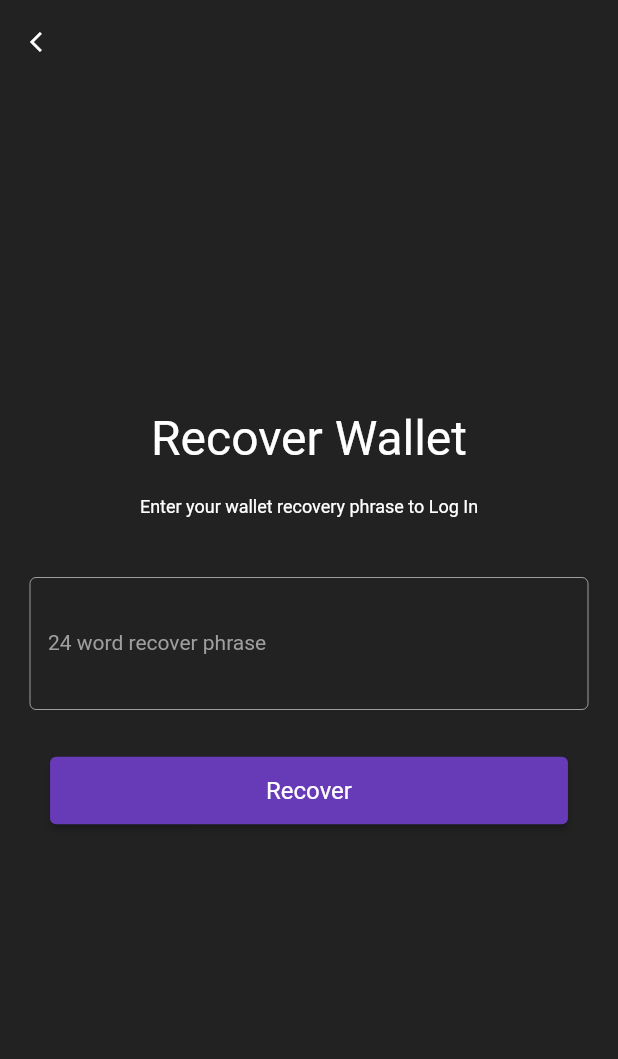
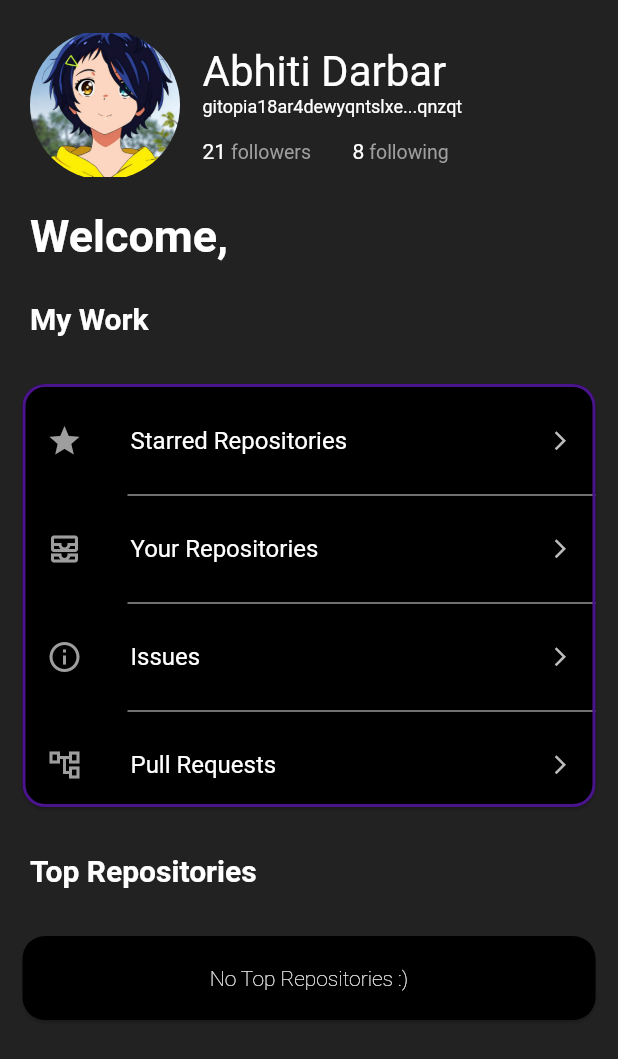
Before and after one commit to abhitidarbar/Gitopia-Mobile-Client, a Flutter app: the RecoverExistingWallet screen opened directly, after a tap on "Recover", on a phone screen of 412 x 824 dp. Shown: the top 1059 px of the screen. Run offline on Flutter 3.47's test engine with Material 2 defaults, Android fonts, the phone set to English and light mode, and no system bars; our stand-ins replace shared_preferences; accounts and stored records are empty.

Commit message:
Added home page

```diff
--- a/lib/pages/download_backup.dart
+++ b/lib/pages/download_backup.dart
@@ -1,3 +1,4 @@
+import 'package:excalibur/pages/home_page.dart';
 import 'package:flutter/cupertino.dart';
 import 'package:flutter/material.dart';
 
@@ -171,7 +172,14 @@ class _DownloadBackupState extends State<DownloadBackup> {
               ),
               ElevatedButton(
                 child: const Text('Done'),
-                onPressed: () {},
+                onPressed: () {
+                  Navigator.pushReplacement(
+                    context,
+                    MaterialPageRoute(
+                      builder: (BuildContext context) => const HomePage(),
+                    ),
+                  );
+                },
                 style: ButtonStyle(
                   backgroundColor: MaterialStateProperty.all(
                     Colors.deepPurple,
--- /dev/null
+++ b/lib/pages/home_page.dart
@@ -0,0 +1,297 @@
+import 'package:flutter/cupertino.dart';
+import 'package:flutter/material.dart';
+
+class HomePage extends StatefulWidget {
+  const HomePage({Key? key, this.title}) : super(key: key);
+
+  final String? title;
+
+  @override
+  _HomePageState createState() => _HomePageState();
+}
+
+class _HomePageState extends State<HomePage> {
+  TextEditingController personalTokenController = TextEditingController();
+
+  @override
+  Widget build(BuildContext context) {
+    return Container(
+      decoration: const BoxDecoration(
+        color: Colors.black87,
+      ),
+      child: Scaffold(
+        backgroundColor: Colors.transparent,
+        body: Center(
+          child: ListView(
+            children: [
+              const SizedBox(
+                height: 20.0,
+              ),
+              Row(
+                mainAxisAlignment: MainAxisAlignment.spaceBetween,
+                children: [
+                  Row(
+                    children: [
+                      const SizedBox(
+                        width: 20.0,
+                      ),
+                      GestureDetector(
+                        onTap: () {},
+                        child: const Hero(
+                          tag: "user-avatar",
+                          child: ClipRRect(
+                            borderRadius:
+                                BorderRadius.all(Radius.circular(100.0)),
+                            child: Image(
+                              height: 100.0,
+                              width: 100.0,
+                              image: AssetImage('assets/user-avatar.png'),
+                            ),
+                          ),
+                        ),
+                      ),
+                      const SizedBox(
+                        width: 15.0,
+                      ),
+                      Column(
+                        mainAxisAlignment: MainAxisAlignment.start,
+                        crossAxisAlignment: CrossAxisAlignment.start,
+                        children: [
+                          RichText(
+                            text: const TextSpan(
+                              text: 'Abhiti Darbar',
+                              style: TextStyle(
+                                fontSize: 28.0,
+                                color: Colors.white,
+                              ),
+                            ),
+                          ),
+                          RichText(
+                            text: const TextSpan(
+                              text: 'gitopia18ar4dewyqntslxe...qnzqt',
+                              style: TextStyle(
+                                fontSize: 12.0,
+                                color: Colors.white,
+                              ),
+                            ),
+                          ),
+                          const SizedBox(
+                            height: 15.0,
+                          ),
+                          RichText(
+                            text: const TextSpan(
+                              text: '21',
+                              style: TextStyle(
+                                fontSize: 14.0,
+                                color: Colors.white,
+                              ),
+                              children: <TextSpan>[
+                                TextSpan(
+                                  text: ' followers',
+                                  style: TextStyle(
+                                    fontSize: 13.0,
+                                    color: Colors.grey,
+                                  ),
+                                ),
+                                TextSpan(
+                                  text: '        8',
+                                  style: TextStyle(
+                                    fontSize: 14.0,
+                                    color: Colors.white,
+                                  ),
+                                ),
+                                TextSpan(
+                                  text: ' following',
+                                  style: TextStyle(
+                                    fontSize: 13.0,
+                                    color: Colors.grey,
+                                  ),
+                                ),
+                              ],
+                            ),
+                          ),
+                        ],
+                      )
+                    ],
+                  ),
+                ],
+              ),
+              const SizedBox(
+                height: 20.0,
+              ),
+              Container(
+                margin: const EdgeInsets.only(left: 20.0, right: 20.0),
+                child: const Text(
+                  "Welcome,",
+                  style: TextStyle(
+                    fontWeight: FontWeight.bold,
+                    fontSize: 30,
+                    color: Colors.white,
+                  ),
+                ),
+              ),
+              const SizedBox(
+                height: 10.0,
+              ),
+              const ListTile(
+                contentPadding: EdgeInsets.only(left: 20),
+                leading: Text(
+                  "My Work",
+                  style: TextStyle(
+                    fontWeight: FontWeight.bold,
+                    fontSize: 20,
+                    color: Colors.white,
+                  ),
+                ),
+              ),
+              Card(
+                color: Colors.black,
+                shape: RoundedRectangleBorder(
+                  borderRadius: BorderRadius.circular(15.0),
+                  side: BorderSide(
+                    color: Colors.purple[900]!,
+                    width: 2.0,
+                  ),
+                ),
+                margin: const EdgeInsets.all(15.0),
+                child: Column(
+                  children: <Widget>[
+                    const SizedBox(
+                      height: 10.0,
+                    ),
+                    ListTile(
+                      leading: const Icon(
+                        Icons.star,
+                        color: Colors.grey,
+                      ),
+                      title: const Text(
+                        "Starred Repositories",
+                        style: TextStyle(
+                          color: Colors.white,
+                        ),
+                      ),
+                      trailing: Icon(
+                        Icons.arrow_forward_ios,
+                        size: 15,
+                        color: Colors.grey[400],
+                      ),
+                      onTap: () {},
+                    ),
+                    Divider(
+                      color: Colors.grey[300],
+                      endIndent: 0.0,
+                      indent: 70.0,
+                    ),
+                    ListTile(
+                      leading: const Icon(
+                        Icons.all_inbox_outlined,
+                        color: Colors.grey,
+                      ),
+                      title: const Text(
+                        "Your Repositories",
+                        style: TextStyle(
+                          color: Colors.white,
+                        ),
+                      ),
+                      trailing: Icon(
+                        Icons.arrow_forward_ios,
+                        size: 15,
+                        color: Colors.grey[400],
+                      ),
+                      onTap: () {},
+                    ),
+                    Divider(
+                      color: Colors.grey[300],
+                      endIndent: 0.0,
+                      indent: 70.0,
+                    ),
+                    ListTile(
+                      leading: const Icon(
+                        Icons.info_outline,
+                        color: Colors.grey,
+                      ),
+                      title: const Text(
+                        "Issues",
+                        style: TextStyle(
+                          color: Colors.white,
+                        ),
+                      ),
+                      trailing: Icon(
+                        Icons.arrow_forward_ios,
+                        size: 15,
+                        color: Colors.grey[400],
+                      ),
+                      onTap: () {},
+                    ),
+                    Divider(
+                      color: Colors.grey[300],
+                      endIndent: 0.0,
+                      indent: 70.0,
+                    ),
+                    ListTile(
+                      leading: const Icon(
+                        Icons.account_tree_outlined,
+                        color: Colors.grey,
+                      ),
+                      title: const Text(
+                        "Pull Requests",
+                        style: TextStyle(
+                          color: Colors.white,
+                        ),
+                      ),
+                      trailing: Icon(
+                        Icons.arrow_forward_ios,
+                        size: 15,
+                        color: Colors.grey[400],
+                      ),
+                      onTap: () {},
+                    ),
+                  ],
+                ),
+              ),
+              const ListTile(
+                contentPadding: EdgeInsets.only(
+                  left: 20,
+                  right: 15,
+                  bottom: 0,
+                ),
+                leading: Text(
+                  "Top Repositories",
+                  style: TextStyle(
+                    fontWeight: FontWeight.bold,
+                    fontSize: 20,
+                    color: Colors.white,
+                  ),
+                ),
+              ),
+              Card(
+                color: Colors.black,
+                shape: RoundedRectangleBorder(
+                  borderRadius: BorderRadius.circular(15.0),
+                ),
+                margin: const EdgeInsets.all(15.0),
+                child: Column(
+                  children: <Widget>[
+                    ListTile(
+                      title: const Center(
+                        child: Text(
+                          "No Top Repositories :)",
+                          style: TextStyle(
+                            fontWeight: FontWeight.w200,
+                            fontSize: 14.0,
+                            color: Colors.white,
+                          ),
+                        ),
+                      ),
+                      onTap: () {},
+                    ),
+                  ],
+                ),
+              ),
+            ],
+          ),
+        ),
+      ),
+    );
+  }
+}
--- a/lib/pages/recover_existing_wallet.dart
+++ b/lib/pages/recover_existing_wallet.dart
@@ -1,3 +1,4 @@
+import 'package:excalibur/pages/home_page.dart';
 import 'package:flutter/cupertino.dart';
 import 'package:flutter/material.dart';
 
@@ -85,7 +86,14 @@ class _RecoverExistingWalletState extends State<RecoverExistingWallet> {
               ),
               ElevatedButton(
                 child: const Text('Recover'),
-                onPressed: () {},
+                onPressed: () {
+                  Navigator.pushReplacement(
+                    context,
+                    MaterialPageRoute(
+                      builder: (BuildContext context) => const HomePage(),
+                    ),
+                  );
+                },
                 style: ButtonStyle(
                   backgroundColor: MaterialStateProperty.all(
                     Colors.deepPurple,
--- a/pubspec.yaml
+++ b/pubspec.yaml
@@ -57,6 +57,7 @@ flutter:
     - assets/logo-g.png
     - assets/new-wallet.png
     - assets/existing-wallet.png
+    - assets/user-avatar.png
 
   # The following line ensures that the Material Icons font is
   # included with your application, so that you can use the icons in
```
Also changed, not shown: assets/user-avatar.png (added).
